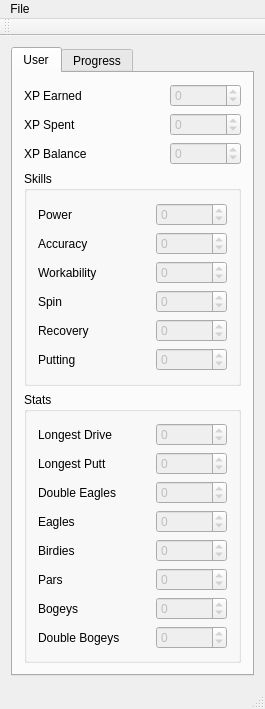
Qt form MainWindow.ui (Experiment5X/TigerWoods13) before a commit.
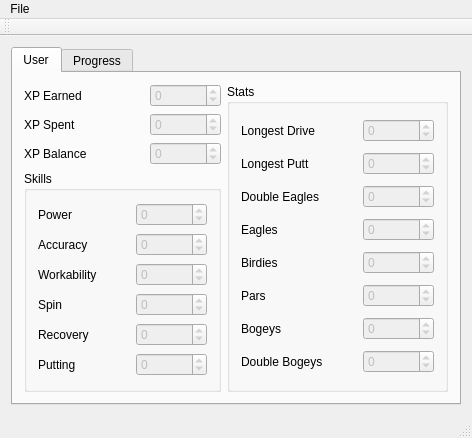
The same form after that commit. Icons and pictures are not drawn.

Commit message: Make UI more square

What changed in the file:
```diff
--- a/MainWindow.ui
+++ b/MainWindow.ui
@@ -6,8 +6,8 @@
    <rect>
     <x>0</x>
     <y>0</y>
-    <width>265</width>
-    <height>658</height>
+    <width>472</width>
+    <height>438</height>
    </rect>
   </property>
   <property name="windowTitle">
@@ -18,7 +18,7 @@
     <normaloff>:/images/images/tiger woods thumbnail.png</normaloff>:/images/images/tiger woods thumbnail.png</iconset>
   </property>
   <widget class="QWidget" name="centralWidget">
-   <layout class="QVBoxLayout" name="verticalLayout_5">
+   <layout class="QVBoxLayout" name="verticalLayout_8">
     <item>
      <widget class="QTabWidget" name="tabWidget">
       <property name="enabled">
@@ -33,6 +33,10 @@
        </attribute>
        <layout class="QVBoxLayout" name="verticalLayout_7">
         <item>
+         <layout class="QHBoxLayout" name="horizontalLayout_19">
+          <item>
+           <layout class="QVBoxLayout" name="verticalLayout_5">
+            <item>
          <layout class="QVBoxLayout" name="verticalLayout">
           <item>
            <layout class="QHBoxLayout" name="horizontalLayout_3">
@@ -155,8 +159,6 @@
           <property name="title">
            <string>Skills</string>
           </property>
-          <layout class="QVBoxLayout" name="verticalLayout_4">
-           <item>
             <layout class="QVBoxLayout" name="verticalLayout_3">
              <item>
               <layout class="QHBoxLayout" name="horizontalLayout_13">
@@ -381,9 +383,9 @@
               </layout>
              </item>
             </layout>
-           </item>
-          </layout>
-         </widget>
+             </widget>
+            </item>
+           </layout>
         </item>
         <item>
          <widget class="QGroupBox" name="grpStats">
@@ -393,8 +395,6 @@
           <property name="title">
            <string>Stats</string>
           </property>
-          <layout class="QHBoxLayout" name="horizontalLayout_12">
-           <item>
             <layout class="QVBoxLayout" name="verticalLayout_2">
              <item>
               <layout class="QHBoxLayout" name="horizontalLayout_4">
@@ -693,9 +693,9 @@
               </layout>
              </item>
             </layout>
-           </item>
-          </layout>
-         </widget>
+           </widget>
+          </item>
+         </layout>
         </item>
        </layout>
       </widget>
@@ -727,7 +727,7 @@
     <rect>
      <x>0</x>
      <y>0</y>
-     <width>265</width>
+     <width>472</width>
      <height>21</height>
     </rect>
    </property>
```
Lines whose indentation alone changed are shown as unchanged.
